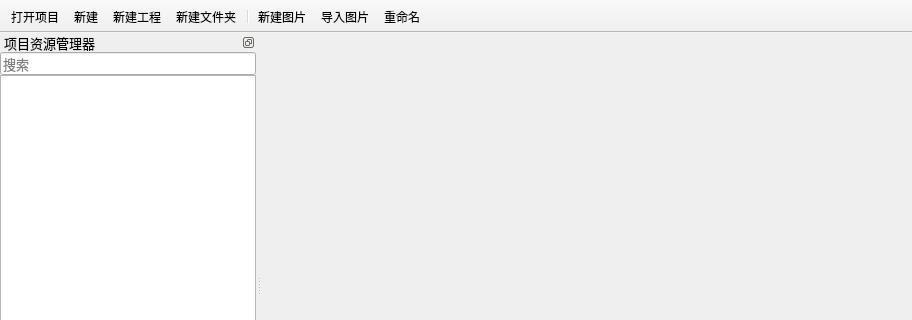
First picture: the form in BmpManager/mainwindow.ui, repository luckyPtr/BitmapStudio, before the edit; both pictures show x 0 to 912 and y 0 to 320 of the 912 by 558 pixel window.
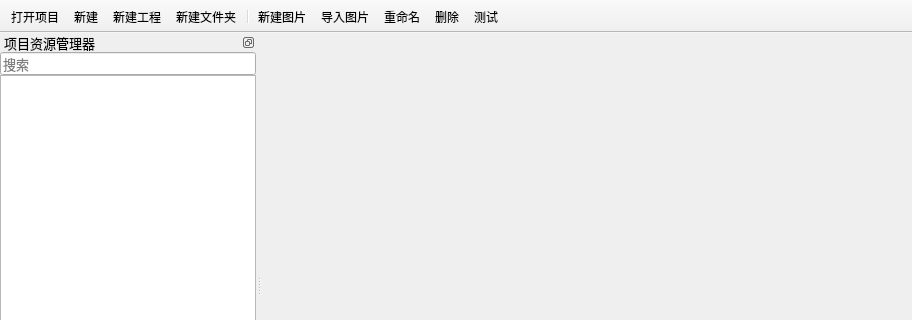
Second picture: the form after the edit. Icons and pictures are not drawn.

Commit message: 删除功能

```diff
--- a/BmpManager/mainwindow.ui
+++ b/BmpManager/mainwindow.ui
@@ -214,6 +214,8 @@
    <addaction name="actNewImg"/>
    <addaction name="actImportImg"/>
    <addaction name="actRename"/>
+   <addaction name="actDelete"/>
+   <addaction name="actTest"/>
   </widget>
   <action name="actOpenProject">
    <property name="icon">
@@ -285,6 +287,20 @@
     <string>导入图片</string>
    </property>
   </action>
+  <action name="actDelete">
+   <property name="icon">
+    <iconset resource="Img.qrc">
+     <normaloff>:/Image/Toolbar/Delete.svg</normaloff>:/Image/Toolbar/Delete.svg</iconset>
+   </property>
+   <property name="text">
+    <string>删除</string>
+   </property>
+  </action>
+  <action name="actTest">
+   <property name="text">
+    <string>测试</string>
+   </property>
+  </action>
  </widget>
  <resources>
   <include location="Img.qrc"/>
```
The commit also changes 8 other files.
